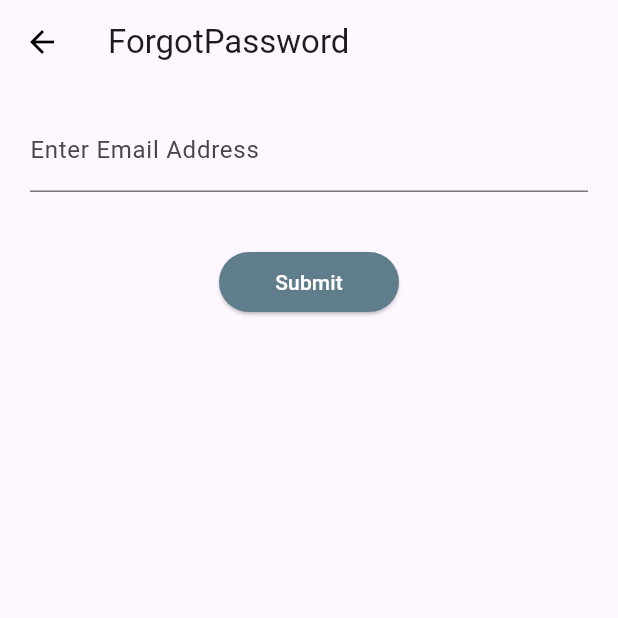
After one commit to SyedRafayAbrar/flutter_application_3, a Flutter app: the screen it shows after launch, after a tap on "Forgot Password", on a phone screen of 412 x 824 dp, the top half of it. The commit adds this screen. Run offline on Flutter 3.47's test engine with Material 3 defaults, Android fonts, the phone set to English and light mode, and no system bars; our stand-ins replace flutter_riverpod.

Commit message:
Added FP

```diff
--- /dev/null
+++ b/lib/Helpers/global.dart
@@ -0,0 +1 @@
+int pageCount = 0;
--- a/lib/Helpers/helpers.dart
+++ b/lib/Helpers/helpers.dart
@@ -1,4 +1,5 @@
 import 'package:flutter/material.dart';
+import 'package:flutter_application_3/Helpers/global.dart';
 
 enum AppRoutes {
   home,
@@ -10,23 +11,26 @@ enum NavigationType {
   presentRoot,
 }
 
-
 class NavigationService {
   static final GlobalKey<NavigatorState> navigatorKey =
       GlobalKey<NavigatorState>();
 
-  static Future<dynamic> navigateTo(AppRoutes route, NavigationType type, {required Object arguments}) {
+  static Future<dynamic> navigateTo(AppRoutes route, NavigationType type,
+      {required Object arguments}) {
     String routeName = _enumToString(route);
 
     switch (type) {
       case NavigationType.push:
-      return navigatorKey.currentState!.pushNamed(routeName, arguments: arguments);
+        pageCount += 1;
+        return navigatorKey.currentState!
+            .pushNamed(routeName, arguments: arguments);
       case NavigationType.presentRoot:
-      return navigatorKey.currentState!.pushNamedAndRemoveUntil(routeName, (route) => false, arguments: arguments);
+        pageCount = 0;
+        return navigatorKey.currentState!.pushNamedAndRemoveUntil(
+            routeName, (route) => false,
+            arguments: arguments);
       // Add more navigation types as needed
     }
-
-
   }
 
   static String _enumToString(Object e) => e.toString().split('.').last;
@@ -34,6 +38,7 @@ static String _enumToString(Object e) => e.toString().split('.').last;
   static bool goBack() {
     if (navigatorKey.currentState!.canPop()) {
       navigatorKey.currentState!.pop();
+      pageCount -= 1;
       return true;
     }
     return false;
--- /dev/null
+++ b/lib/Screens/BaseScaffold.dart
@@ -0,0 +1,26 @@
+import 'package:flutter/material.dart';
+import 'package:flutter_application_3/Helpers/global.dart';
+import 'package:flutter_application_3/Helpers/helpers.dart';
+
+class BaseScaffold extends StatelessWidget {
+  final String title;
+  final Widget body;
+
+  BaseScaffold({required this.title, required this.body});
+
+  @override
+  Widget build(BuildContext context) {
+    return Scaffold(
+      appBar: AppBar(
+        title: Text(title),
+        leading: pageCount >= 1
+            ? IconButton(
+                icon: const Icon(Icons.arrow_back, color: Colors.black),
+                onPressed: () => NavigationService.goBack(),
+              )
+            : null,
+      ),
+      body: body,
+    );
+  }
+}
--- a/lib/Screens/forgotPassword.dart
+++ b/lib/Screens/forgotPassword.dart
@@ -1,10 +1,27 @@
 import 'package:flutter/material.dart';
+import 'package:flutter_application_3/Screens/BaseScaffold.dart';
+import 'package:flutter_application_3/components/primaryTextField.dart';
+import 'package:flutter_application_3/components/primaryButton.dart';
+
 
 class ForgotPasswordScreen extends StatelessWidget {
   @override
   Widget build(BuildContext context) {
     return MaterialApp(
-      home: Scaffold(body: Text("s"),),
+      home: BaseScaffold(
+        title: "ForgotPassword",
+        body: Column(
+          children: [
+            const PrimaryTextField(labelTextValue: "Enter Email Address", hintTextValue: "Enter Email Address/UserName"),
+            const SizedBox(
+              height: 20,
+            ),
+            Column(children: [
+              PrimaryButton(title: "Submit", onPressed: () => ()),
+            ]),
+          ],
+        ),
+      ),
     );
   }
 }
--- a/lib/Screens/loginScreen.dart
+++ b/lib/Screens/loginScreen.dart
@@ -2,31 +2,35 @@ import 'package:flutter/material.dart';
 import 'package:flutter_application_3/Helpers/helpers.dart';
 import '/components/primaryButton.dart';
 import '/components/primaryTextField.dart';
-import '/Helpers/helpers.dart';
+import 'package:flutter_application_3/Screens/BaseScaffold.dart';
 
 class LoginScreen extends StatelessWidget {
   @override
   Widget build(BuildContext context) {
     return MaterialApp(
-      home: Scaffold(
-        appBar: AppBar(title: Text("Login")),
+      home: BaseScaffold(
+        title: "Login",
         body: Column(
           children: [
-            const PrimaryTextField(labelTextValue: "Email"),
-            const PrimaryTextField(labelTextValue: "Password"),
+            const PrimaryTextField(labelTextValue: "Email", hintTextValue: "Enter Email Address/UserName"),
+            const PrimaryTextField(labelTextValue: "Password", hintTextValue: "Enter Password"),
             Row(
               mainAxisAlignment: MainAxisAlignment.start,
               children: [
-                TextButton(onPressed: () => (
-                  NavigationService.navigateTo(AppRoutes.forgotPW, NavigationType.presentRoot, arguments: {'data': 'Hello'})
-                ), child: const Text("Forgot Password"), style: TextButton.styleFrom(padding: EdgeInsets.fromLTRB(20, 0, 0, 0))),
+                TextButton(
+                    onPressed: () => (NavigationService.navigateTo(
+                        AppRoutes.forgotPW, NavigationType.push,
+                        arguments: {'data': 'Hello'})),
+                    style: TextButton.styleFrom(
+                        padding: const EdgeInsets.fromLTRB(20, 0, 0, 0)),
+                    child: const Text("Forgot Password")),
               ],
             ),
             const SizedBox(
               height: 20,
             ),
             Column(children: [
-              PrimaryButton(title: "Test", onPressed: () => ()),
+              PrimaryButton(title: "Login", onPressed: () => ()),
             ]),
           ],
         ),
@@ -35,7 +39,7 @@ class LoginScreen extends StatelessWidget {
   }
 
   void onButtonPressed() {
-    NavigationService.navigateTo(AppRoutes.forgotPW, NavigationType.presentRoot, arguments: {'data': 'Hello'});
-
+    NavigationService.navigateTo(AppRoutes.forgotPW, NavigationType.push,
+        arguments: {'data': 'Hello'});
   }
 }
--- a/lib/components/primaryTextField.dart
+++ b/lib/components/primaryTextField.dart
@@ -2,9 +2,10 @@ import 'package:flutter/material.dart';
 
 class PrimaryTextField extends StatelessWidget {
   final String labelTextValue;
+  final String hintTextValue;
   final Key? key; // Key parameter should be of type Key
 
-  const PrimaryTextField({required this.labelTextValue, this.key}) : super(key: key);
+  const PrimaryTextField({required this.labelTextValue, required this.hintTextValue, this.key}) : super(key: key);
 
   @override
   Widget build(BuildContext context) {
@@ -17,7 +18,7 @@ class PrimaryTextField extends StatelessWidget {
         decoration: InputDecoration(
           semanticCounterText: "-",
           labelText: labelTextValue,
-          hintText: "Email Address/UserName",
+          hintText: hintTextValue,
           border: const UnderlineInputBorder(),
         ),
         style: const TextStyle(color: Color.fromRGBO(0, 0, 0, 1)),
```
Lines whose indentation alone changed are shown as unchanged.
